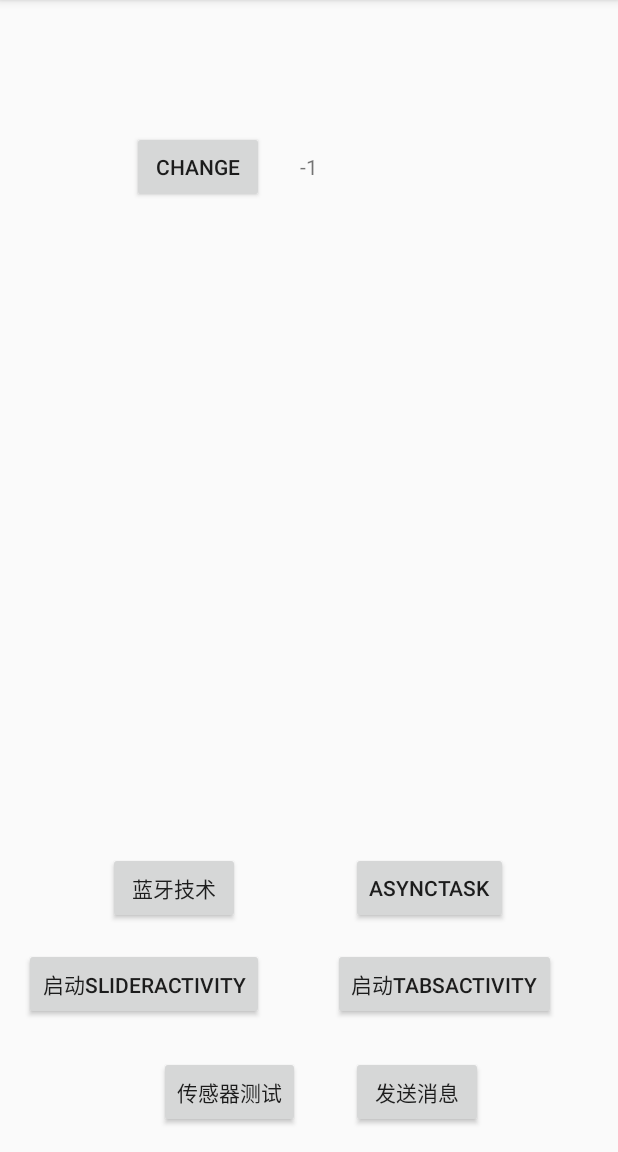
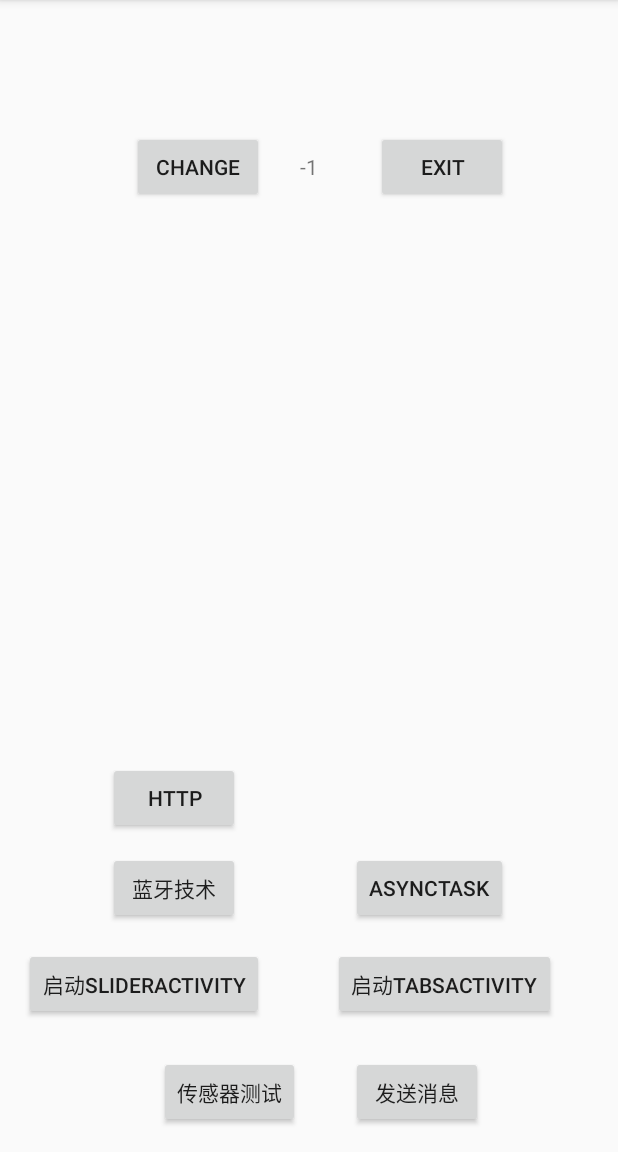
Before and after one commit to rty813/zhang.myapplication, an Android app: the screen it shows after launch (MainActivity), on a phone screen of 412 x 824 dp, the part 84-1236 px from its top. Run offline under Robolectric (Android 15) with nearby library versions, the phone set to English and light mode, and no system bars.

Commit message:
利用HttpGet，实现有道翻译功能

```diff
--- a/app/src/main/AndroidManifest.xml
+++ b/app/src/main/AndroidManifest.xml
@@ -48,7 +48,8 @@
             android:label="@string/title_activity_sensor"
             android:theme="@style/AppTheme.NoActionBar" />
         <activity android:name=".BluetoothActivity" />
-        <activity android:name=".AsyncTaskActivity"></activity>
+        <activity android:name=".AsyncTaskActivity" />
+        <activity android:name=".HttpActivity"></activity>
     </application>
 
 </manifest>
--- a/app/src/main/java/com/example/zhang/myapplication/AsyncTaskActivity.java
+++ b/app/src/main/java/com/example/zhang/myapplication/AsyncTaskActivity.java
@@ -44,7 +44,6 @@ public class AsyncTaskActivity extends AppCompatActivity {
                     URL url = new URL(arg0[0]);
                     URLConnection connection = url.openConnection();
                     long total = connection.getContentLength();
-
                     InputStream iStream = connection.getInputStream();
                     InputStreamReader isr = new InputStreamReader(iStream);
                     BufferedReader br = new BufferedReader(isr);
--- a/app/src/main/java/com/example/zhang/myapplication/MainActivity.java
+++ b/app/src/main/java/com/example/zhang/myapplication/MainActivity.java
@@ -52,6 +52,8 @@ public class MainActivity extends AppCompatActivity implements View.OnClickListe
         findViewById(R.id.btnStartSensor).setOnClickListener(this);
         findViewById(R.id.btnStartBluetooth).setOnClickListener(this);
         findViewById(R.id.btnStartAsyncTaskActivity).setOnClickListener(this);
+        findViewById(R.id.btnStartHttpActivity).setOnClickListener(this);
+        findViewById(R.id.btnExit).setOnClickListener(this);
     }
 
     @Override
@@ -79,6 +81,12 @@ public class MainActivity extends AppCompatActivity implements View.OnClickListe
             case R.id.btnStartAsyncTaskActivity:
                 startActivity(new Intent(MainActivity.this,AsyncTaskActivity.class));
                 break;
+            case R.id.btnStartHttpActivity:
+                startActivity(new Intent(MainActivity.this,HttpActivity.class));
+                break;
+            case R.id.btnExit:
+                System.exit(0);
+                break;
         }
     }
 
--- a/app/src/main/res/layout/activity_main.xml
+++ b/app/src/main/res/layout/activity_main.xml
@@ -92,4 +92,23 @@
         android:layout_alignStart="@+id/btnSend"
         android:id="@+id/btnStartAsyncTaskActivity" />
 
+    <Button
+        android:text="Http"
+        android:layout_width="wrap_content"
+        android:layout_height="wrap_content"
+        android:layout_above="@+id/btnStartBluetooth"
+        android:layout_alignRight="@+id/btnStartBluetooth"
+        android:layout_alignEnd="@+id/btnStartBluetooth"
+        android:layout_marginBottom="12dp"
+        android:id="@+id/btnStartHttpActivity" />
+
+    <Button
+        android:text="Exit"
+        android:layout_width="wrap_content"
+        android:layout_height="wrap_content"
+        android:layout_alignBottom="@+id/btnchange"
+        android:layout_alignRight="@+id/btnStartAsyncTaskActivity"
+        android:layout_alignEnd="@+id/btnStartAsyncTaskActivity"
+        android:id="@+id/btnExit" />
+
 </RelativeLayout>
```
Also changed, not shown: app/src/main/java/com/example/zhang/myapplication/HttpActivity.java (added, +69 -0 lines), app/src/main/res/layout/activity_http.xml (added, +45 -0 lines), 1 other file.
